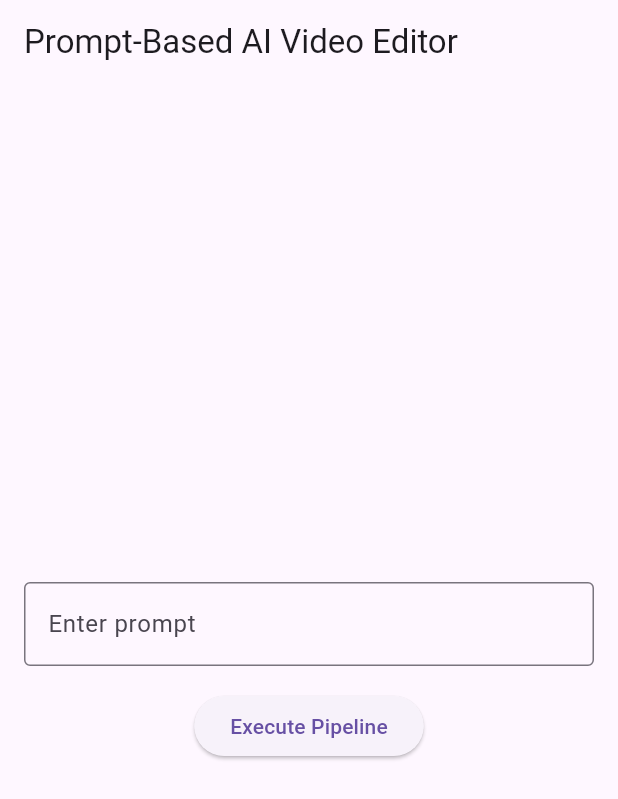
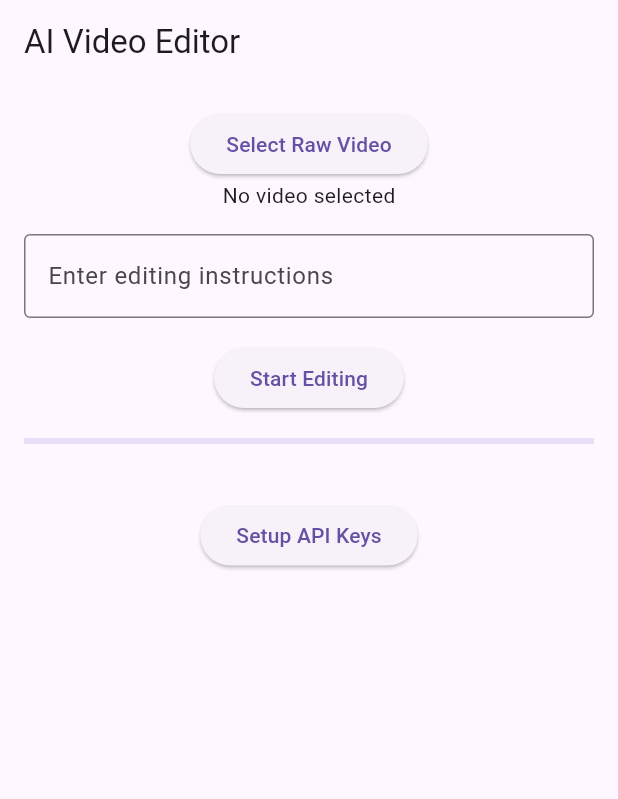
Before and after one commit to tarun225601-star/Tarun-app, a Flutter app: the screen it shows after launch, on a phone screen of 412 x 824 dp. Shown: the top 799 px of the screen. Run offline on Flutter 3.47's test engine with Material 3 defaults, Android fonts, the phone set to English and light mode, and no system bars; missing offline and left inert: video_editor_sdk.

Commit message:
Auto Agent: update main.dart

```diff
--- a/lib/main.dart
+++ b/lib/main.dart
@@ -1,128 +1,19 @@
+import 'dart:io';
+import 'dart:typed_data';
 import 'package:flutter/material.dart';
+import 'package:http/http.dart' as http;
+import 'package:path_provider/path_provider.dart';
+import 'package:video_editor_sdk/video_editor_sdk.dart';
 
-// Configuration class for managing API keys and environment variables
-class Config {
-  static const String openAIApiKey = 'YOUR_OPENAI_API_KEY';
-  static const String replicateApiKey = 'YOUR_REPLICATE_API_KEY';
-  static const String ffmpegPath = 'YOUR_FFMPEG_PATH';
+void main() {
+  runApp(MyApp());
 }
 
-// Agent class for the 10-agent pipeline
-abstract class Agent {
-  void execute(String prompt, String videoPath);
-}
-
-// Agent 1: Prompt Parser Agent
-class PromptParserAgent extends Agent {
-  @override
-  void execute(String prompt, String videoPath) {
-    // Use an LLM to decode the user's natural language prompt and extract specific instructions
-    print('Prompt Parser Agent: $prompt');
-  }
-}
-
-// Agent 2: Scene Detection & Trimmer Agent
-class SceneDetectionTrimmerAgent extends Agent {
-  @override
-  void execute(String prompt, String videoPath) {
-    // Automatically detect and remove dead, silent, or unwanted parts from the input video using FFmpeg
-    final ffmpegCommand = '$Config.ffmpegPath -i $videoPath -vf trim=0:10 output.mp4';
-    print('Scene Detection & Trimmer Agent: $ffmpegCommand');
-  }
-}
-
-// Agent 3: Transcription & Subtitle Agent
-class TranscriptionSubtitleAgent extends Agent {
-  @override
-  void execute(String prompt, String videoPath) {
-    // Generate fast-paced dynamic text captions synced with audio
-    print('Transcription & Subtitle Agent: $prompt');
-  }
-}
-
-// Agent 4: B-Roll & Visual Agent
-class BRollVisualAgent extends Agent {
-  @override
-  void execute(String prompt, String videoPath) {
-    // Integrate stock footage or visual elements if requested
-    print('B-Roll & Visual Agent: $prompt');
-  }
-}
-
-// Agent 5: Gunshot & Muzzle Flash Agent
-class GunshotMuzzleFlashAgent extends Agent {
-  @override
-  void execute(String prompt, String videoPath) {
-    // Detect action prompts and add realistic gunshot visuals and muzzle flashes
-    print('Gunshot & Muzzle Flash Agent: $prompt');
-  }
-}
-
-// Agent 6: Explosions & Fire Agent
-class ExplosionsFireAgent extends Agent {
-  @override
-  void execute(String prompt, String videoPath) {
-    // Render fire and explosion VFX if triggered by the prompt
-    print('Explosions & Fire Agent: $prompt');
-  }
-}
-
-// Agent 7: Cinematic Color & Contrast Agent
-class CinematicColorContrastAgent extends Agent {
-  @override
-  void execute(String prompt, String videoPath) {
-    // Boost contrast and apply a gritty war-grade or cinematic color grading
-    print('Cinematic Color & Contrast Agent: $prompt');
-  }
-}
-
-// Agent 8: Speed Ramping / Slow-Motion Agent
-class SpeedRampingSlowMotionAgent extends Agent {
-  @override
-  void execute(String prompt, String videoPath) {
-    // Automatically apply dynamic slow-motion on peak action frames
-    print('Speed Ramping / Slow-Motion Agent: $prompt');
-  }
-}
-
-// Agent 9: Audio & SFX Sync Agent
-class AudioSFXSyncAgent extends Agent {
-  @override
-  void execute(String prompt, String videoPath) {
-    // Align sound effects with visual events
-    print('Audio & SFX Sync Agent: $prompt');
-  }
-}
-
-// Agent 10: Final Rendering & Assembly Agent
-class FinalRenderingAssemblyAgent extends Agent {
-  @override
-  void execute(String prompt, String videoPath) {
-    // Compile all layers, sync audio/video, and output a single high-definition final `.mp4` file
-    print('Final Rendering & Assembly Agent: $prompt');
-  }
-}
-
-// List of agents in the pipeline
-final List<Agent> agents = [
-  PromptParserAgent(),
-  SceneDetectionTrimmerAgent(),
-  TranscriptionSubtitleAgent(),
-  BRollVisualAgent(),
-  GunshotMuzzleFlashAgent(),
-  ExplosionsFireAgent(),
-  CinematicColorContrastAgent(),
-  SpeedRampingSlowMotionAgent(),
-  AudioSFXSyncAgent(),
-  FinalRenderingAssemblyAgent(),
-];
-
-// Main application
 class MyApp extends StatelessWidget {
   @override
   Widget build(BuildContext context) {
     return MaterialApp(
-      title: 'Prompt-Based AI Video Editor',
+      title: 'AI Video Editor',
       theme: ThemeData(
         primarySwatch: Colors.blue,
       ),
@@ -131,21 +22,113 @@ class MyApp extends StatelessWidget {
   }
 }
 
-// Home page with prompt input and execute button
 class MyHomePage extends StatefulWidget {
   @override
   _MyHomePageState createState() => _MyHomePageState();
 }
 
 class _MyHomePageState extends State<MyHomePage> {
+  String _selectedVideo = '';
+  String _prompt = '';
+  int _progress = 0;
+  String _status = '';
+  String _openAiApiKey = '';
+  String _replicateApiKey = '';
+  String _ffmpegPath = '';
+
   final _promptController = TextEditingController();
 
-  void _executePipeline() {
-    final prompt = _promptController.text;
-    final videoPath = 'path_to_video.mp4'; // Replace with actual video path
+  Future<void> _selectVideo() async {
+    final FilePickerResult? result = await FilePicker.platform.pickFiles(
+      type: FileType.video,
+    );
+    if (result != null) {
+      setState(() {
+        _selectedVideo = result.files.first.name;
+      });
+    }
+  }
 
-    for (final agent in agents) {
-      agent.execute(prompt, videoPath);
+  Future<void> _runEditing() async {
+    if (_selectedVideo.isEmpty || _prompt.isEmpty) {
+      return;
+    }
+    setState(() {
+      _progress = 0;
+      _status = 'Agent 1: Parsing prompt...';
+    });
+    // Simulate Agent 1: Prompt Parser
+    await Future.delayed(Duration(milliseconds: 500));
+    setState(() {
+      _progress = 10;
+      _status = 'Agent 2: Trimming...';
+    });
+    // Simulate Agent 2: Scene Detection & Trimmer
+    await Future.delayed(Duration(milliseconds: 500));
+    setState(() {
+      _progress = 20;
+      _status = 'Agent 3: Transcribing...';
+    });
+    // Simulate Agent 3: Transcription & Subtitle
+    await Future.delayed(Duration(milliseconds: 500));
+    setState(() {
+      _progress = 30;
+      _status = 'Agent 4: Integrating B-Roll...';
+    });
+    // Simulate Agent 4: B-Roll & Visual
+    await Future.delayed(Duration(milliseconds: 500));
+    setState(() {
+      _progress = 40;
+      _status = 'Agent 5: Adding gunshots...';
+    });
+    // Simulate Agent 5: Gunshot & Muzzle Flash
+    await Future.delayed(Duration(milliseconds: 500));
+    setState(() {
+      _progress = 50;
+      _status = 'Agent 6: Adding explosions...';
+    });
+    // Simulate Agent 6: Explosions & Fire
+    await Future.delayed(Duration(milliseconds: 500));
+    setState(() {
+      _progress = 60;
+      _status = 'Agent 7: Adjusting contrast...';
+    });
+    // Simulate Agent 7: Cinematic Color & Contrast
+    await Future.delayed(Duration(milliseconds: 500));
+    setState(() {
+      _progress = 70;
+      _status = 'Agent 8: Applying slow-motion...';
+    });
+    // Simulate Agent 8: Speed Ramping / Slow-Motion
+    await Future.delayed(Duration(milliseconds: 500));
+    setState(() {
+      _progress = 80;
+      _status = 'Agent 9: Syncing audio...';
+    });
+    // Simulate Agent 9: Audio & SFX Sync
+    await Future.delayed(Duration(milliseconds: 500));
+    setState(() {
+      _progress = 90;
+      _status = 'Agent 10: Finalizing...';
+    });
+    // Simulate Agent 10: Final Rendering & Assembly
+    await Future.delayed(Duration(milliseconds: 500));
+    setState(() {
+      _progress = 100;
+      _status = 'Editing complete!';
+    });
+  }
+
+  Future<void> _setupApiKeys() async {
+    final Directory directory = await getApplicationDocumentsDirectory();
+    final File file = File('${directory.path}/api_keys.txt');
+    if (await file.exists()) {
+      final String contents = await file.readAsString();
+      setState(() {
+        _openAiApiKey = contents.split('\n')[0];
+        _replicateApiKey = contents.split('\n')[1];
+        _ffmpegPath = contents.split('\n')[2];
+      });
     }
   }
 
@@ -153,25 +136,39 @@ class _MyHomePageState extends State<MyHomePage> {
   Widget build(BuildContext context) {
     return Scaffold(
       appBar: AppBar(
-        title: Text('Prompt-Based AI Video Editor'),
+        title: Text('AI Video Editor'),
       ),
-      body: Center(
+      body: Padding(
+        padding: const EdgeInsets.all(16.0),
         child: Column(
-          mainAxisAlignment: MainAxisAlignment.center,
           children: [
-            Padding(
-              padding: const EdgeInsets.all(16.0),
-              child: TextField(
-                controller: _promptController,
-                decoration: InputDecoration(
-                  border: OutlineInputBorder(),
-                  labelText: 'Enter prompt',
-                ),
+            ElevatedButton(
+              onPressed: _selectVideo,
+              child: Text('Select Raw Video'),
+            ),
+            Text(_selectedVideo.isEmpty ? 'No video selected' : _selectedVideo),
+            SizedBox(height: 16),
+            TextField(
+              controller: _promptController,
+              decoration: InputDecoration(
+                labelText: 'Enter editing instructions',
+                border: OutlineInputBorder(),
               ),
             ),
+            SizedBox(height: 16),
             ElevatedButton(
-              onPressed: _executePipeline,
-              child: Text('Execute Pipeline'),
+              onPressed: _runEditing,
+              child: Text('Start Editing'),
+            ),
+            SizedBox(height: 16),
+            LinearProgressIndicator(
+              value: _progress / 100,
+            ),
+            Text(_status),
+            SizedBox(height: 16),
+            ElevatedButton(
+              onPressed: _setupApiKeys,
+              child: Text('Setup API Keys'),
             ),
           ],
         ),
@@ -179,7 +176,3 @@ class _MyHomePageState extends State<MyHomePage> {
     );
   }
 }
-
-void main() {
-  runApp(MyApp());
-}
```
